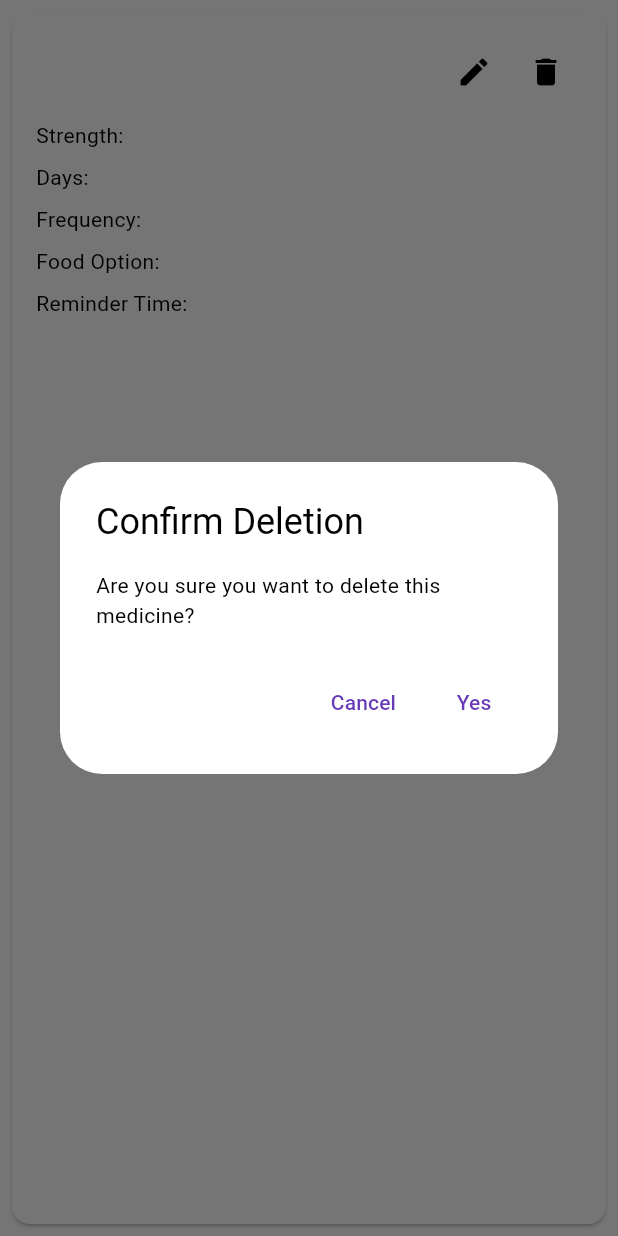
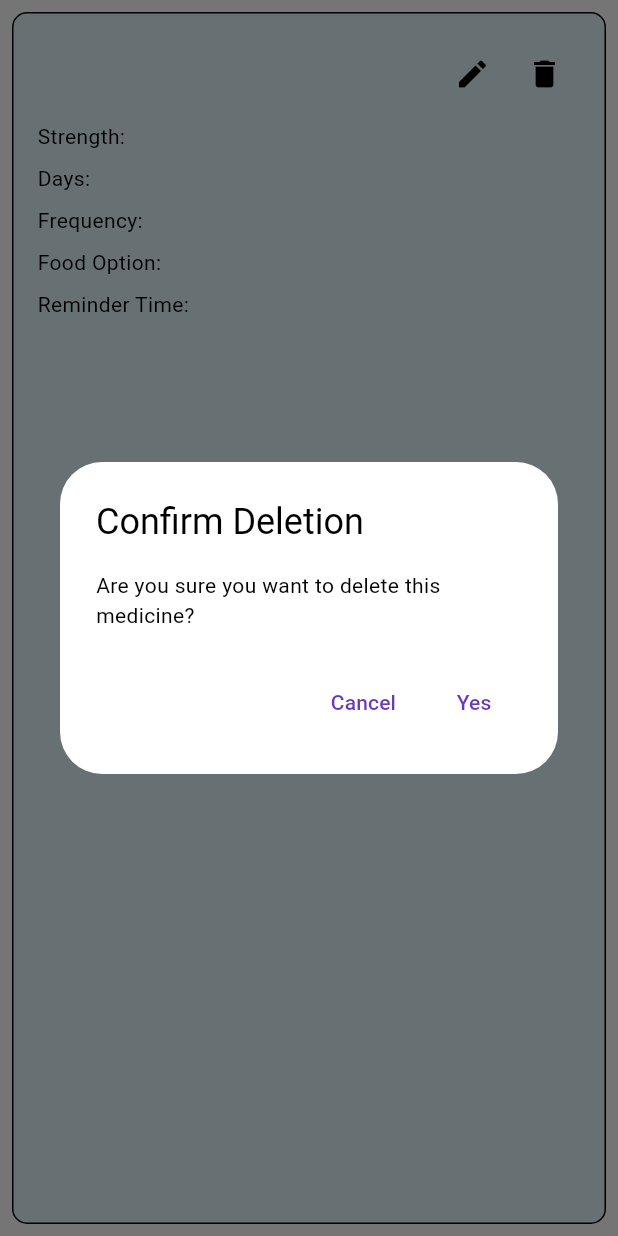
Before and after one commit to farheenfab/ReMind_app, a Flutter app: the MedicineCard widget shown alone on an empty page, opened directly with empty values, after a tap on the "delete" icon, on a phone screen of 412 x 824 dp. Run offline on Flutter 3.47's test engine with Material 3 defaults, Android fonts, the phone set to English and light mode, and no system bars; our stand-ins replace cloud_firestore, firebase_core, firebase_messaging, font_awesome_flutter, intl_phone_number_input, permission_handler and 2 more; missing offline and left inert: background_sms; accounts and stored records are empty.

Commit message:
medicine

```diff
--- a/lib/Screen/medicineView.dart
+++ b/lib/Screen/medicineView.dart
@@ -1,6 +1,5 @@
 import 'package:cloud_firestore/cloud_firestore.dart';
 import 'package:flutter/material.dart';
-import 'package:firebase_database/firebase_database.dart';
 import 'editMedicine.dart';
 import 'medicineAdd.dart';
 
@@ -28,6 +27,7 @@ class MedicineViewPage extends StatelessWidget {
         ),
       ),
       body: MedicineList(),
+      backgroundColor: Colors.white, // Set the background color of the page to white
     );
   }
 }
@@ -89,8 +89,13 @@ class MedicineCard extends StatelessWidget {
 
   @override
   Widget build(BuildContext context) {
-    return Card(
+    return Container(
       margin: EdgeInsets.all(8.0),
+      decoration: BoxDecoration(
+        color: _getPastelColor(), // Set the container color to a pastel color
+        borderRadius: BorderRadius.circular(10),
+        border: Border.all(color: Colors.black, width: 1), // Black border
+      ),
       child: Padding(
         padding: const EdgeInsets.all(16.0),
         child: Column(
@@ -153,6 +158,18 @@ class MedicineCard extends StatelessWidget {
     );
   }
 
+  // Helper function to get a random pastel color
+  Color _getPastelColor() {
+    final pastelColors = [
+      Color(0xFFFFF1E6), // Light Peach
+      Color(0xFFE0F7FA), // Light Cyan
+      Color(0xFFFFF9C4), // Light Yellow
+      Color(0xFFE1BEE7), // Light Lavender
+      Color(0xFFC8E6C9), // Light Green
+    ];
+    return pastelColors[id.hashCode % pastelColors.length];
+  }
+
   void _showDeleteConfirmationDialog(BuildContext context, String id) {
     showDialog(
       context: context,
```
Also changed, not shown: lib/home_page.dart (+11 -11 lines).
